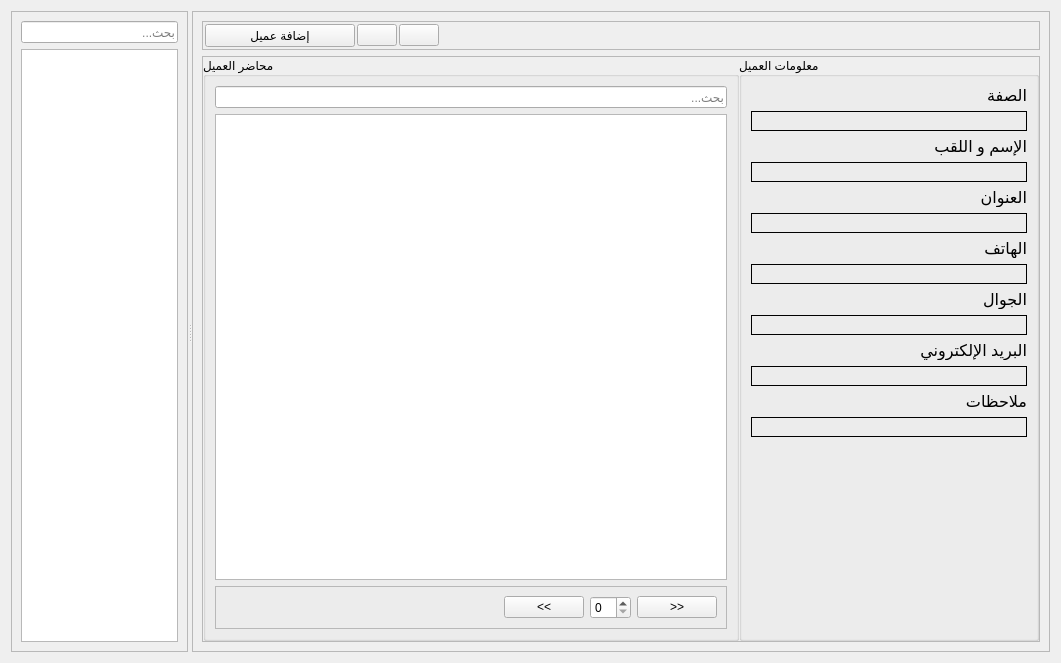
Before: the Qt Designer form ui/page_clients.ui in dukehub/baillif_app_v2, drawn with Qt 5.
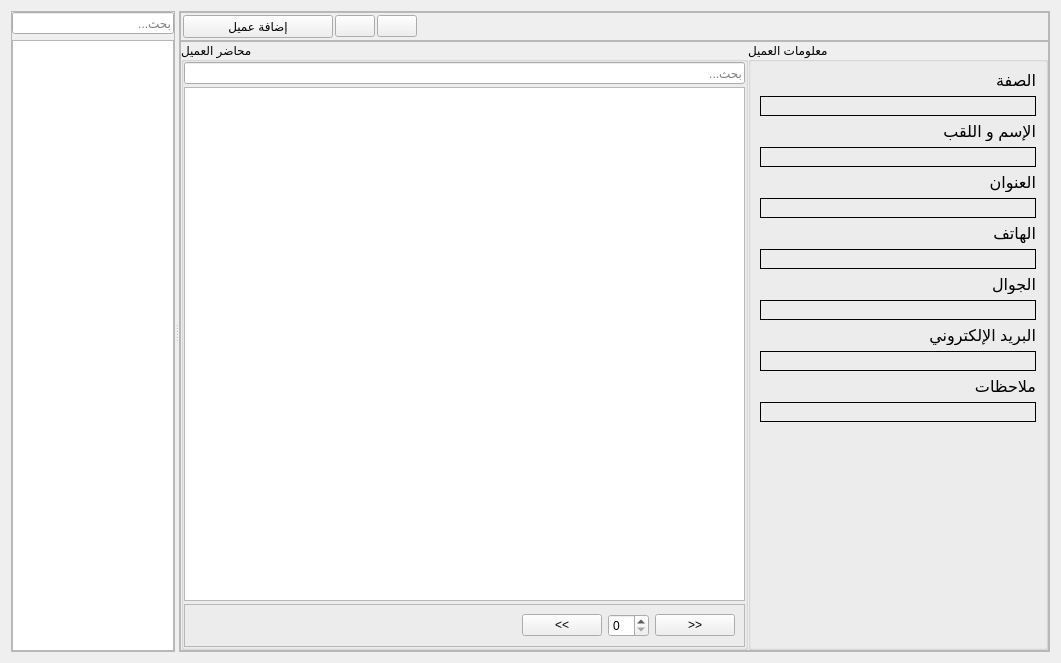
After: the same form once the commit is applied. Icons and pictures are not drawn.

Diff of the .ui file:
```diff
--- a/ui/page_clients.ui
+++ b/ui/page_clients.ui
@@ -33,6 +33,18 @@
        <enum>QFrame::Shadow::Raised</enum>
       </property>
       <layout class="QVBoxLayout" name="verticalLayout_6">
+       <property name="leftMargin">
+        <number>0</number>
+       </property>
+       <property name="topMargin">
+        <number>0</number>
+       </property>
+       <property name="rightMargin">
+        <number>0</number>
+       </property>
+       <property name="bottomMargin">
+        <number>0</number>
+       </property>
        <item>
         <widget class="QWidget" name="widget_header" native="true">
          <property name="sizePolicy">
@@ -132,6 +144,21 @@
        <enum>QFrame::Shadow::Raised</enum>
       </property>
       <layout class="QVBoxLayout" name="verticalLayout_2">
+       <property name="spacing">
+        <number>0</number>
+       </property>
+       <property name="leftMargin">
+        <number>0</number>
+       </property>
+       <property name="topMargin">
+        <number>0</number>
+       </property>
+       <property name="rightMargin">
+        <number>0</number>
+       </property>
+       <property name="bottomMargin">
+        <number>0</number>
+       </property>
        <item>
         <widget class="QFrame" name="frame_2">
          <property name="frameShape">
@@ -256,6 +283,21 @@
              <string>محاضر العميل</string>
             </property>
             <layout class="QVBoxLayout" name="verticalLayout">
+             <property name="spacing">
+              <number>3</number>
+             </property>
+             <property name="leftMargin">
+              <number>0</number>
+             </property>
+             <property name="topMargin">
+              <number>0</number>
+             </property>
+             <property name="rightMargin">
+              <number>0</number>
+             </property>
+             <property name="bottomMargin">
+              <number>0</number>
+             </property>
              <item>
               <widget class="QLineEdit" name="le_find_dossiers">
                <property name="placeholderText">
```
